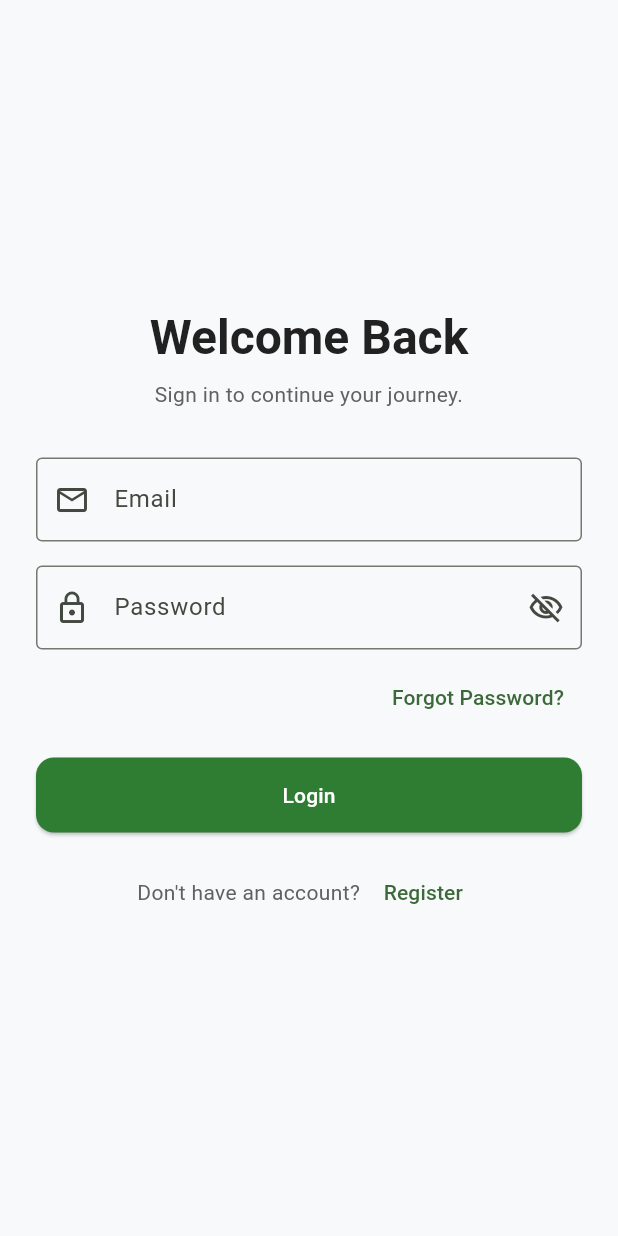
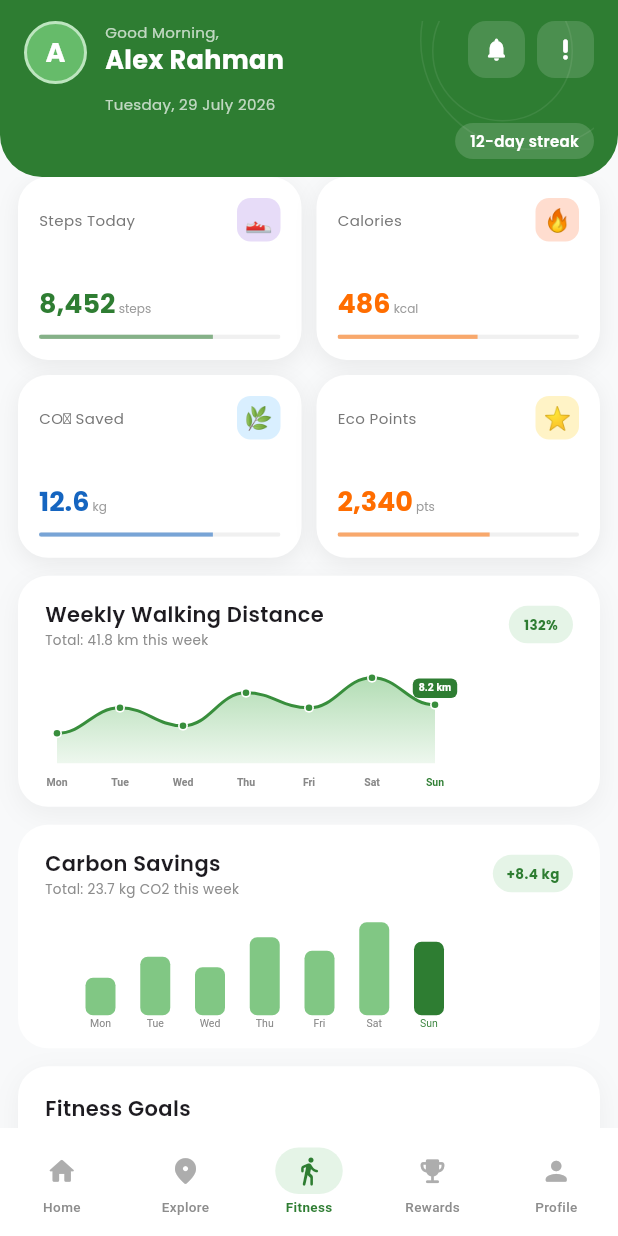
Before and after one commit to Kyosin-Yu/CitiesWalk, a Flutter app: the screen it shows after launch, on a phone screen of 412 x 824 dp. Run offline on Flutter 3.47's test engine with Material 3 defaults, Android fonts, the phone set to English and light mode, and no system bars; our stand-ins replace flutter_bloc, flutter_dotenv, get_it, google_fonts, supabase_flutter; accounts and stored records are empty.

Commit message:
feat: complete fitness page UI and cubit state handling

```diff
--- /dev/null
+++ b/lib/features/fitness/cubit/fitness_cubit.dart
@@ -0,0 +1,11 @@
+import 'package:flutter_bloc/flutter_bloc.dart';
+
+import 'fitness_state.dart';
+
+class FitnessCubit extends Cubit<FitnessState> {
+  FitnessCubit() : super(const FitnessState());
+
+  void toggleNotifications() => emit(
+        state.copyWith(notificationsEnabled: !state.notificationsEnabled),
+      );
+}
--- /dev/null
+++ b/lib/features/fitness/cubit/fitness_state.dart
@@ -0,0 +1,9 @@
+class FitnessState {
+  const FitnessState({this.notificationsEnabled = true});
+
+  final bool notificationsEnabled;
+
+  FitnessState copyWith({bool? notificationsEnabled}) => FitnessState(
+        notificationsEnabled: notificationsEnabled ?? this.notificationsEnabled,
+      );
+}
--- /dev/null
+++ b/lib/features/fitness/presentation/pages/fitness_page.dart
@@ -0,0 +1,105 @@
+import 'package:flutter/material.dart';
+import 'package:flutter_bloc/flutter_bloc.dart';
+
+import '../../cubit/fitness_cubit.dart';
+import '../widgets/carbon_savings_chart.dart';
+import '../widgets/fitness_goals_section.dart';
+import '../widgets/fitness_header.dart';
+import '../widgets/metrics_grid.dart';
+import '../widgets/recent_badges_section.dart';
+import '../widgets/weekly_insight_card.dart';
+import '../widgets/weekly_walking_chart.dart';
+
+class FitnessPage extends StatelessWidget {
+  const FitnessPage({super.key});
+
+  @override
+  Widget build(BuildContext context) => BlocProvider(
+        create: (_) => FitnessCubit(),
+        child: const _FitnessView(),
+      );
+}
+
+class _FitnessView extends StatelessWidget {
+  const _FitnessView();
+
+  static const _background = Color(0xFFF8F9FA);
+
+  @override
+  Widget build(BuildContext context) {
+    return Scaffold(
+      backgroundColor: _background,
+      body: SafeArea(
+        bottom: false,
+        child: Column(
+          children: [
+            const FitnessHeader(),
+            Expanded(
+              child: SingleChildScrollView(
+                padding: const EdgeInsets.fromLTRB(12, 0, 12, 104),
+                child: const Column(
+                  crossAxisAlignment: CrossAxisAlignment.start,
+                  children: [
+                    SizedBox(height: 0),
+                    MetricsGrid(),
+                    SizedBox(height: 12),
+                    WeeklyWalkingChart(),
+                    SizedBox(height: 12),
+                    CarbonSavingsChart(),
+                    SizedBox(height: 12),
+                    FitnessGoalsSection(),
+                    SizedBox(height: 12),
+                    RecentBadgesSection(),
+                    SizedBox(height: 16),
+                    WeeklyInsightCard(),
+                  ],
+                ),
+              ),
+            ),
+          ],
+        ),
+      ),
+      bottomNavigationBar: const _FitnessNavigation(),
+    );
+  }
+}
+
+class _FitnessNavigation extends StatelessWidget {
+  const _FitnessNavigation();
+
+  @override
+  Widget build(BuildContext context) {
+    const items = [
+      (Icons.home_rounded, 'Home'),
+      (Icons.location_on_rounded, 'Explore'),
+      (Icons.directions_walk_rounded, 'Fitness'),
+      (Icons.emoji_events_rounded, 'Rewards'),
+      (Icons.person_rounded, 'Profile'),
+    ];
+    return Container(
+      height: 72,
+      color: Colors.white.withValues(alpha: .94),
+      child: Row(
+        mainAxisAlignment: MainAxisAlignment.spaceAround,
+        children: items.map((item) {
+          final active = item.$2 == 'Fitness';
+          return Column(
+            mainAxisAlignment: MainAxisAlignment.center,
+            children: [
+              Container(
+                padding: const EdgeInsets.symmetric(horizontal: 12, vertical: 5),
+                decoration: BoxDecoration(
+                  color: active ? const Color(0xFFE5F4E7) : Colors.transparent,
+                  borderRadius: BorderRadius.circular(20),
+                ),
+                child: Icon(item.$1, size: 21, color: active ? const Color(0xFF2E7D32) : const Color(0xFFADADAD)),
+              ),
+              const SizedBox(height: 2),
+              Text(item.$2, style: TextStyle(fontSize: 9, fontWeight: active ? FontWeight.w700 : FontWeight.w500, color: active ? const Color(0xFF2E7D32) : const Color(0xFF8D8D8D))),
+            ],
+          );
+        }).toList(),
+      ),
+    );
+  }
+}
--- /dev/null
+++ b/lib/features/fitness/presentation/widgets/carbon_savings_chart.dart
@@ -0,0 +1,8 @@
+import 'package:flutter/material.dart';
+import 'package:google_fonts/google_fonts.dart';
+
+class CarbonSavingsChart extends StatelessWidget {
+  const CarbonSavingsChart({super.key});
+  @override Widget build(BuildContext context) => Container(padding: const EdgeInsets.fromLTRB(18, 16, 18, 12), decoration: BoxDecoration(color: Colors.white, borderRadius: BorderRadius.circular(20)), child: Column(crossAxisAlignment: CrossAxisAlignment.start, children: [Row(children: [Expanded(child: Column(crossAxisAlignment: CrossAxisAlignment.start, children: [Text('Carbon Savings', style: GoogleFonts.poppins(fontSize: 14, fontWeight: FontWeight.w600)), Text('Total: 23.7 kg CO2 this week', style: GoogleFonts.poppins(fontSize: 9, color: const Color(0xFF8C8C8C)))])), Container(padding: const EdgeInsets.symmetric(horizontal: 9, vertical: 6), decoration: BoxDecoration(color: const Color(0xFFE5F4E7), borderRadius: BorderRadius.circular(14)), child: Text('+8.4 kg', style: GoogleFonts.poppins(fontSize: 9, color: const Color(0xFF2E7D32), fontWeight: FontWeight.w700)))]), const SizedBox(height: 10), const SizedBox(height: 78, child: CustomPaint(painter: _CarbonPainter()))]));
+}
+class _CarbonPainter extends CustomPainter { const _CarbonPainter(); @override void paint(Canvas canvas, Size size) { const List<double> values = [25.0, 39.0, 32.0, 52.0, 43.0, 62.0, 49.0]; const labels = ['Mon', 'Tue', 'Wed', 'Thu', 'Fri', 'Sat', 'Sun']; for (var i = 0; i < values.length; i++) { final x = 27.0 + i * 36.5; final rect = RRect.fromRectAndRadius(Rect.fromLTWH(x, 68.0 - values[i], 20.0, values[i]), const Radius.circular(5)); canvas.drawRRect(rect, Paint()..color = i == 6 ? const Color(0xFF2E7D32) : const Color(0xFF81C784)); final text = TextPainter(text: TextSpan(text: labels[i], style: TextStyle(fontSize: 7, color: i == 6 ? const Color(0xFF2E7D32) : const Color(0xFF888888))), textDirection: TextDirection.ltr)..layout(); text.paint(canvas, Offset(x + 10.0 - text.width / 2, 70.0)); } } @override bool shouldRepaint(covariant CustomPainter oldDelegate) => false; }
--- /dev/null
+++ b/lib/features/fitness/presentation/widgets/fitness_goals_section.dart
@@ -0,0 +1,5 @@
+import 'package:flutter/material.dart';
+import 'package:google_fonts/google_fonts.dart';
+
+class FitnessGoalsSection extends StatelessWidget { const FitnessGoalsSection({super.key}); @override Widget build(BuildContext context) => Container(padding: const EdgeInsets.all(18), decoration: BoxDecoration(color: Colors.white,borderRadius: BorderRadius.circular(20),boxShadow: const [BoxShadow(color: Color(0x0C000000),blurRadius:14,offset:Offset(0,5))]), child: Column(crossAxisAlignment:CrossAxisAlignment.start,children:[Text('Fitness Goals',style:GoogleFonts.poppins(fontSize:14,fontWeight:FontWeight.w600)),const SizedBox(height:14),const Row(children:[Expanded(child:_Goal('84%','Daily Goal','8,452','10,000 steps',Color(0xFF2E7D32),.84)),Expanded(child:_Goal('72%','Weekly Goal','41.8 km','58 km goal',Color(0xFF1565C0),.72)),Expanded(child:_Goal('58%','Monthly Goal','148 km','258 km goal',Color(0xFF6A1B9A),.58))]) ])); }
+class _Goal extends StatelessWidget { const _Goal(this.percent,this.title,this.value,this.caption,this.color,this.progress);final String percent,title,value,caption;final Color color;final double progress; @override Widget build(BuildContext context)=>Column(children:[SizedBox(width:61,height:61,child:Stack(alignment:Alignment.center,children:[CircularProgressIndicator(value:progress,strokeWidth:5,backgroundColor:const Color(0xFFF0F1F1),color:color,strokeCap:StrokeCap.round),Text(percent,style:GoogleFonts.poppins(fontSize:11,fontWeight:FontWeight.w700,color:color))])),const SizedBox(height:7),Text(title,style:GoogleFonts.poppins(fontSize:9,fontWeight:FontWeight.w600)),Text(value,style:GoogleFonts.poppins(fontSize:8,color:const Color(0xFF888888))),Text(caption,style:GoogleFonts.poppins(fontSize:7,color:const Color(0xFFAAAAAA))) ]); }
--- /dev/null
+++ b/lib/features/fitness/presentation/widgets/fitness_header.dart
@@ -0,0 +1,76 @@
+import 'package:flutter/material.dart';
+import 'package:flutter_bloc/flutter_bloc.dart';
+import 'package:google_fonts/google_fonts.dart';
+
+import '../../cubit/fitness_cubit.dart';
+import '../../cubit/fitness_state.dart';
+
+class FitnessHeader extends StatelessWidget {
+  const FitnessHeader({super.key});
+
+  @override
+  Widget build(BuildContext context) {
+    return Container(
+      height: 118,
+      padding: const EdgeInsets.fromLTRB(16, 14, 16, 12),
+      decoration: const BoxDecoration(
+        color: Color(0xFF2E7D32),
+        borderRadius: BorderRadius.vertical(bottom: Radius.circular(28)),
+      ),
+      child: Stack(
+        children: [
+          Positioned(right: -30, top: -60, child: _ring(146)),
+          Positioned(right: 14, top: -27, child: _ring(94)),
+          Row(
+            crossAxisAlignment: CrossAxisAlignment.start,
+            children: [
+              _avatar(),
+              const SizedBox(width: 12),
+              Expanded(child: _greeting()),
+              BlocBuilder<FitnessCubit, FitnessState>(
+                builder: (context, state) {
+                  return Row(
+                    children: [
+                    _headerButton(
+                      state.notificationsEnabled
+                          ? Icons.notifications_rounded
+                          : Icons.notifications_off_rounded,
+                      () => context.read<FitnessCubit>().toggleNotifications(),
+                    ),
+                    const SizedBox(width: 8),
+                    _headerButton(Icons.priority_high_rounded, null),
+                    ],
+                  );
+                },
+              ),
+            ],
+          ),
+          Positioned(
+            right: 0,
+            bottom: 0,
+            child: Container(
+              padding: const EdgeInsets.symmetric(horizontal: 10, vertical: 5),
+              decoration: BoxDecoration(
+                color: Colors.white.withValues(alpha: .15),
+                borderRadius: BorderRadius.circular(16),
+              ),
+              child: Text(
+                '12-day streak',
+                style: GoogleFonts.poppins(
+                  color: Colors.white,
+                  fontSize: 10,
+                  fontWeight: FontWeight.w600,
+                ),
+              ),
+            ),
+          ),
+        ],
+      ),
+    );
+  }
+
+  Widget _avatar() => Container(width: 42, height: 42, alignment: Alignment.center, decoration: BoxDecoration(shape: BoxShape.circle, color: const Color(0xFF66BB6A), border: Border.all(color: const Color(0xFFBDE5BF), width: 2)), child: Text('A', style: GoogleFonts.poppins(color: Colors.white, fontWeight: FontWeight.w700, fontSize: 18)));
+  Widget _greeting() => Column(crossAxisAlignment: CrossAxisAlignment.start, children: [Text('Good Morning,', style: GoogleFonts.poppins(color: Colors.white70, fontSize: 10)), Text('Alex Rahman', style: GoogleFonts.poppins(color: Colors.white, fontWeight: FontWeight.w700, fontSize: 17)), const SizedBox(height: 10), Text('Tuesday, 29 July 2026', style: GoogleFonts.poppins(color: Colors.white70, fontSize: 10))]);
+  Widget _headerButton(IconData icon, VoidCallback? onTap) => InkWell(onTap: onTap, borderRadius: BorderRadius.circular(12), child: Container(width: 38, height: 38, decoration: BoxDecoration(color: Colors.white.withValues(alpha: .14), borderRadius: BorderRadius.circular(12)), child: Icon(icon, color: Colors.white, size: 18)));
+  Widget _ring(double size) => Container(width: size, height: size, decoration: BoxDecoration(shape: BoxShape.circle, border: Border.all(color: Colors.white.withValues(alpha: .08))));
+}
--- /dev/null
+++ b/lib/features/fitness/presentation/widgets/metrics_grid.dart
@@ -0,0 +1,27 @@
+import 'package:flutter/material.dart';
+import 'package:google_fonts/google_fonts.dart';
+
+class MetricsGrid extends StatelessWidget {
+  const MetricsGrid({super.key});
+  @override
+  Widget build(BuildContext context) => GridView.count(
+        crossAxisCount: 2, shrinkWrap: true, physics: const NeverScrollableScrollPhysics(),
+        childAspectRatio: 1.55, mainAxisSpacing: 10, crossAxisSpacing: 10,
+        children: const [
+          _MetricCard('Steps Today', '8,452', 'steps', '👟', Color(0xFF2E7D32), .72, Color(0xFFE7DCF8)),
+          _MetricCard('Calories', '486', 'kcal', '🔥', Color(0xFFFF6D00), .58, Color(0xFFFFDDCF)),
+          _MetricCard('CO₂ Saved', '12.6', 'kg', '🌿', Color(0xFF1565C0), .72, Color(0xFFD9EFFF)),
+          _MetricCard('Eco Points', '2,340', 'pts', '⭐', Color(0xFFFF6D00), .63, Color(0xFFFFF3C6)),
+        ],
+      );
+}
+
+class _MetricCard extends StatelessWidget {
+  const _MetricCard(this.label, this.value, this.unit, this.emoji, this.color, this.progress, this.iconColor);
+  final String label, value, unit, emoji; final Color color, iconColor; final double progress;
+  @override Widget build(BuildContext context) => Container(padding: const EdgeInsets.all(14), decoration: BoxDecoration(color: Colors.white, borderRadius: BorderRadius.circular(20), boxShadow: const [BoxShadow(color: Color(0x10000000), blurRadius: 12, offset: Offset(0, 4))]), child: Column(crossAxisAlignment: CrossAxisAlignment.start, children: [
+    Row(mainAxisAlignment: MainAxisAlignment.spaceBetween, children: [Text(label, style: GoogleFonts.poppins(fontSize: 10, color: const Color(0xFF777777))), Container(width: 29, height: 29, alignment: Alignment.center, decoration: BoxDecoration(color: iconColor, borderRadius: BorderRadius.circular(9)), child: Text(emoji, style: const TextStyle(fontSize: 15)))]),
+    const Spacer(), RichText(text: TextSpan(children: [TextSpan(text: value, style: GoogleFonts.poppins(color: color, fontSize: 18, fontWeight: FontWeight.w700)), TextSpan(text: ' $unit', style: GoogleFonts.poppins(color: const Color(0xFF9B9B9B), fontSize: 8))])), const SizedBox(height: 7),
+    ClipRRect(borderRadius: BorderRadius.circular(8), child: LinearProgressIndicator(value: progress, minHeight: 3, color: color.withValues(alpha: .55), backgroundColor: const Color(0xFFF0F0F0))),
+  ]));
+}
--- /dev/null
+++ b/lib/features/fitness/presentation/widgets/recent_badges_section.dart
@@ -0,0 +1,13 @@
+import 'package:flutter/material.dart';
+import 'package:google_fonts/google_fonts.dart';
+
+class RecentBadgesSection extends StatelessWidget {
+  const RecentBadgesSection({super.key});
+  @override Widget build(BuildContext context) => Column(crossAxisAlignment: CrossAxisAlignment.start, children: [
+    Padding(padding: const EdgeInsets.symmetric(horizontal: 14), child: Row(children: [Text('Recent Badges', style: GoogleFonts.poppins(fontSize: 14, fontWeight: FontWeight.w600)), const Spacer(), Text('See all', style: GoogleFonts.poppins(fontSize: 10, color: const Color(0xFF2E7D32), fontWeight: FontWeight.w600))])),
+    const SizedBox(height: 10), SizedBox(height: 108, child: ListView(scrollDirection: Axis.horizontal, clipBehavior: Clip.none, children: const [
+      _Badge('🌱', 'First\nWalker', Color(0xFF81C784)), _Badge('🔥', '7-Day\nStreak', Color(0xFFFFB74D)), _Badge('🌍', 'Earth\nSaver', Color(0xFF64B5F6)), _Badge('🚶', '50km Club', Color(0xFFCE93D8)),
+    ])),
+  ]);
+}
+class _Badge extends StatelessWidget { const _Badge(this.emoji,this.label,this.border); final String emoji,label; final Color border; @override Widget build(BuildContext context)=>Container(width:84,margin:const EdgeInsets.only(right:10),padding:const EdgeInsets.symmetric(vertical:11),decoration:BoxDecoration(color:Colors.white,borderRadius:BorderRadius.circular(14),border:Border.all(color:border.withValues(alpha:.8))),child:Column(children:[Container(width:35,height:35,alignment:Alignment.center,decoration:BoxDecoration(color:border.withValues(alpha:.16),shape:BoxShape.circle),child:Text(emoji,style:const TextStyle(fontSize:19))),const SizedBox(height:6),Text(label,textAlign:TextAlign.center,style:GoogleFonts.poppins(fontSize:9,color:border.computeLuminance()<.55?border:const Color(0xFF2E7D32),fontWeight:FontWeight.w600,height:1.2)),const SizedBox(height:6),Container(width:20,height:2,color:border)]) ); }
--- /dev/null
+++ b/lib/features/fitness/presentation/widgets/weekly_insight_card.dart
@@ -0,0 +1,5 @@
+import 'package:flutter/material.dart';
+import 'package:google_fonts/google_fonts.dart';
+
+class WeeklyInsightCard extends StatelessWidget { const WeeklyInsightCard({super.key}); @override Widget build(BuildContext context) => Container(width:double.infinity,padding:const EdgeInsets.all(18),decoration:BoxDecoration(color:const Color(0xFF23762C),borderRadius:BorderRadius.circular(20),boxShadow:const [BoxShadow(color:Color(0x1A2E7D32),blurRadius:12,offset:Offset(0,6))]),child:Column(crossAxisAlignment:CrossAxisAlignment.start,children:[Row(crossAxisAlignment:CrossAxisAlignment.start,children:[Container(width:37,height:37,alignment:Alignment.center,decoration:BoxDecoration(color:Colors.white.withValues(alpha:.13),borderRadius:BorderRadius.circular(12)),child:const Text('💡')),const SizedBox(width:10),Expanded(child:Column(crossAxisAlignment:CrossAxisAlignment.start,children:[Text('WEEKLY INSIGHT',style:GoogleFonts.poppins(fontSize:9,letterSpacing:1.1,color:const Color(0xFFA5D6A7),fontWeight:FontWeight.w600)),Text('You walked 32% more than last week and saved 8.4 kg of CO₂. Keep it up! 🌍',style:GoogleFonts.poppins(fontSize:12,color:Colors.white,fontWeight:FontWeight.w600,height:1.35))]))]),const SizedBox(height:15),const Row(children:[Expanded(child:_Insight('📈','+32%','vs Last Week')),SizedBox(width:8),Expanded(child:_Insight('🌿','8.4 kg','CO₂ Saved')),SizedBox(width:8),Expanded(child:_Insight('🥇','+14','Rank Change'))]) ])); }
+class _Insight extends StatelessWidget { const _Insight(this.icon,this.value,this.label);final String icon,value,label;@override Widget build(BuildContext context)=>Container(height:64,decoration:BoxDecoration(color:Colors.white.withValues(alpha:.12),borderRadius:BorderRadius.circular(12)),child:Column(mainAxisAlignment:MainAxisAlignment.center,children:[Text(icon,style:const TextStyle(fontSize:13)),Text(value,style:GoogleFonts.poppins(color:Colors.white,fontWeight:FontWeight.w700,fontSize:10)),Text(label,style:GoogleFonts.poppins(color:Colors.white70,fontSize:7))])); }
--- /dev/null
+++ b/lib/features/fitness/presentation/widgets/weekly_walking_chart.dart
@@ -0,0 +1,35 @@
+import 'package:flutter/material.dart';
+import 'package:google_fonts/google_fonts.dart';
+
+class WeeklyWalkingChart extends StatelessWidget {
+  const WeeklyWalkingChart({super.key});
+  @override
+  Widget build(BuildContext context) => _ChartCard(
+        title: 'Weekly Walking Distance', subtitle: 'Total: 41.8 km this week', badge: '132%',
+        child: const SizedBox(height: 93, child: CustomPaint(painter: _WalkingPainter())),
+      );
+}
+
+class _ChartCard extends StatelessWidget {
+  const _ChartCard({required this.title, required this.subtitle, required this.badge, required this.child});
+  final String title, subtitle, badge; final Widget child;
+  @override Widget build(BuildContext context) => Container(padding: const EdgeInsets.fromLTRB(18, 16, 18, 12), decoration: BoxDecoration(color: Colors.white, borderRadius: BorderRadius.circular(20), boxShadow: const [BoxShadow(color: Color(0x0C000000), blurRadius: 14, offset: Offset(0, 5))]), child: Column(crossAxisAlignment: CrossAxisAlignment.start, children: [Row(children: [Expanded(child: Column(crossAxisAlignment: CrossAxisAlignment.start, children: [Text(title, style: GoogleFonts.poppins(fontSize: 14, fontWeight: FontWeight.w600)), Text(subtitle, style: GoogleFonts.poppins(fontSize: 9, color: const Color(0xFF8C8C8C)))])), Container(padding: const EdgeInsets.symmetric(horizontal: 10, vertical: 6), decoration: BoxDecoration(color: const Color(0xFFE5F4E7), borderRadius: BorderRadius.circular(16)), child: Text(badge, style: GoogleFonts.poppins(fontSize: 9, color: const Color(0xFF2E7D32), fontWeight: FontWeight.w700)))]), child]));
+}
+
+class _WalkingPainter extends CustomPainter {
+  const _WalkingPainter();
+  @override void paint(Canvas canvas, Size s) {
+    final points = [Offset(8, 56), Offset(50, 39), Offset(92, 51), Offset(134, 29), Offset(176, 39), Offset(218, 19), Offset(260, 37)];
+    final line = Path()..moveTo(points.first.dx, points.first.dy);
+    for (var i = 1; i < points.length; i++) { final a = points[i - 1]; final b = points[i]; line.cubicTo(a.dx + 18, a.dy, b.dx - 18, b.dy, b.dx, b.dy); }
+    final fill = Path.from(line)..lineTo(points.last.dx, 76)..lineTo(points.first.dx, 76)..close();
+    canvas.drawPath(fill, Paint()..shader = const LinearGradient(colors: [Color(0x884CAF50), Color(0x004CAF50)], begin: Alignment.topCenter, end: Alignment.bottomCenter).createShader(Offset.zero & s));
+    canvas.drawPath(line, Paint()..color = const Color(0xFF388E3C)..style = PaintingStyle.stroke..strokeWidth = 2);
+    for (final p in points) { canvas.drawCircle(p, 3.3, Paint()..color = Colors.white); canvas.drawCircle(p, 2.2, Paint()..color = const Color(0xFF388E3C)); }
+    final labels = ['Mon', 'Tue', 'Wed', 'Thu', 'Fri', 'Sat', 'Sun'];
+    for (var i = 0; i < labels.length; i++) { _text(canvas, labels[i], points[i].dx, 89, i == 6 ? const Color(0xFF2E7D32) : const Color(0xFF888888)); }
+    _text(canvas, '8.2 km', 260, 26, Colors.white, background: const Color(0xFF2E7D32));
+  }
+  void _text(Canvas c, String text, double x, double y, Color color, {Color? background}) { final p = TextPainter(text: TextSpan(text: text, style: TextStyle(fontSize: 7, fontWeight: FontWeight.w600, color: color)), textDirection: TextDirection.ltr)..layout(); if (background != null) c.drawRRect(RRect.fromRectAndRadius(Rect.fromCenter(center: Offset(x, y), width: p.width + 8, height: p.height + 5), const Radius.circular(4)), Paint()..color = background); p.paint(c, Offset(x - p.width / 2, y - p.height / 2)); }
+  @override bool shouldRepaint(covariant CustomPainter oldDelegate) => false;
+}
--- a/lib/main.dart
+++ b/lib/main.dart
@@ -1,21 +1,20 @@
 import 'package:flutter/material.dart';
-import 'package:flutter_dotenv/flutter_dotenv.dart';
-import 'package:supabase_flutter/supabase_flutter.dart';
-import 'core/di/service_locator.dart';
-import 'app/app.dart';
-import 'core/config/env.dart';
+import 'package:flutter_bloc/flutter_bloc.dart';
+import 'features/fitness/cubit/fitness_cubit.dart';
+import 'features/fitness/presentation/pages/fitness_page.dart';
 
-Future<void> main() async {
+void main() {
   WidgetsFlutterBinding.ensureInitialized();
 
-  await dotenv.load(fileName: ".env");
-
-  await Supabase.initialize(
-    url: Env.supabaseUrl,
-    publishableKey: Env.supabasePublishableKey,
+  runApp(
+    MultiBlocProvider(
+      providers: [
+        BlocProvider(create: (context) => FitnessCubit()),
+      ],
+      child: const MaterialApp(
+        debugShowCheckedModeBanner: false,
+        home: FitnessPage(),
+      ),
+    ),
   );
-
-  await setupServiceLocator();
-
-  runApp(const CitiesWalkApp());
 }
--- a/pubspec.yaml
+++ b/pubspec.yaml
@@ -40,6 +40,8 @@ dependencies:
   # The following adds the Cupertino Icons font to your application.
   # Use with the CupertinoIcons class for iOS style icons.
   cupertino_icons: ^1.0.8
+  google_fonts: ^8.2.0
+  flutter_bloc: ^9.1.1
 
 dev_dependencies:
   flutter_test:
```
Also changed, not shown: pubspec.lock.
